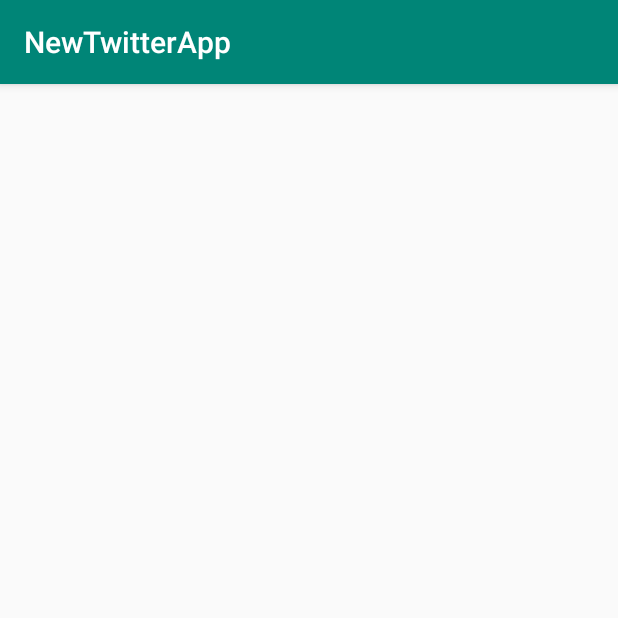
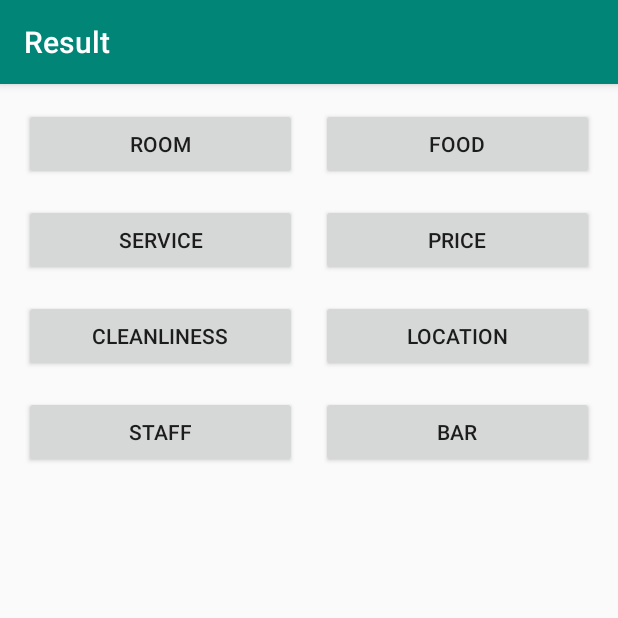
Before and after one commit to chavantr/NewTwitterApp, an Android app: the FilterActivity screen opened directly, with no data from a screen before it, on a phone screen of 412 x 824 dp, the top half of it. Run offline under Robolectric (Android 15) with nearby library versions, the phone set to English and light mode, and no system bars; 1 statement that could not run was skipped.

Commit message:
filter activity

```diff
--- a/app/src/main/AndroidManifest.xml
+++ b/app/src/main/AndroidManifest.xml
@@ -1,6 +1,8 @@
 <?xml version="1.0" encoding="utf-8"?>
 <manifest xmlns:android="http://schemas.android.com/apk/res/android"
           package="com.mywings.newtwitterapp">
+
+    <uses-permission android:name="android.permission.INTERNET"/>
 
     <application
             android:allowBackup="true"
@@ -9,7 +11,7 @@
             android:roundIcon="@mipmap/ic_launcher_round"
             android:supportsRtl="true"
             android:theme="@style/AppTheme">
-        <activity android:name=".FilterActivity">
+        <activity android:name=".FilterActivity" android:label="Result">
         </activity>
         <activity android:name=".MainActivity">
             <intent-filter>
--- a/app/src/main/java/com/mywings/newtwitterapp/FilterActivity.kt
+++ b/app/src/main/java/com/mywings/newtwitterapp/FilterActivity.kt
@@ -5,6 +5,7 @@ import android.os.Bundle
 import com.mywings.newtwitterapp.process.FetchFilterValue
 import com.mywings.newtwitterapp.process.OnFilterDataListener
 import com.mywings.newtwitterapp.process.ProgressDialogUtil
+import kotlinx.android.synthetic.main.activity_filter.*
 
 class FilterActivity : AppCompatActivity(), OnFilterDataListener {
 
@@ -15,6 +16,14 @@ class FilterActivity : AppCompatActivity(), OnFilterDataListener {
         setContentView(R.layout.activity_filter)
         progressDialogUtil = ProgressDialogUtil(this)
         init()
+        btnRoom.setOnClickListener {  }
+        btnFood.setOnClickListener {  }
+        btnService.setOnClickListener {  }
+        btnPrice.setOnClickListener {  }
+        btnCleanliness.setOnClickListener {  }
+        btnLocation.setOnClickListener {  }
+        btnStaff.setOnClickListener {  }
+        btnBar.setOnClickListener {  }
     }
 
     private fun init() {
--- /dev/null
+++ b/app/src/main/java/com/mywings/newtwitterapp/model/TwitterComments.kt
@@ -0,0 +1,3 @@
+package com.mywings.newtwitterapp.model
+
+class TwitterComments(var id: Int = 0, var comment: String? = "", var stopWord: String? = "", var stemmer: String? = "")
--- a/app/src/main/java/com/mywings/newtwitterapp/process/FetchFilterValue.kt
+++ b/app/src/main/java/com/mywings/newtwitterapp/process/FetchFilterValue.kt
@@ -1,17 +1,18 @@
 package com.mywings.newtwitterapp.process
 
 import android.os.AsyncTask
+import com.mywings.newtwitterapp.model.TwitterComments
 import org.json.JSONArray
 
-class FetchFilterValue : AsyncTask<String?, Void, ArrayList<String>?>() {
+class FetchFilterValue : AsyncTask<String?, Void, ArrayList<TwitterComments>?>() {
 
     private lateinit var onFilterDataListener: OnFilterDataListener
     private var response: String? = null
 
-    override fun doInBackground(vararg params: String?): ArrayList<String>? {
+    override fun doInBackground(vararg params: String?): ArrayList<TwitterComments>? {
         response = HttpConnectionUtil().requestGet(HttpConstants.URL.plus(HttpConstants.LOAD_DATA))
 
-        var filter: ArrayList<String>? = null
+        var filter: ArrayList<TwitterComments>? = null
 
         response.let {
 
@@ -19,19 +20,28 @@ class FetchFilterValue : AsyncTask<String?, Void, ArrayList<String>?>() {
                 filter = ArrayList()
                 val jFilters = JSONArray(it)
                 for (i in 0 until jFilters.length()) {
-                    filter?.add(jFilters.getJSONObject(i).getString(""))
+
+                    val jNode = jFilters.getJSONObject(i)
+
+                    val twitterComments = TwitterComments()
+
+                    twitterComments.id = jNode.getInt(HttpConstants.ID)
+                    twitterComments.comment = jNode.getString(HttpConstants.COMMENT_DATA)
+                    twitterComments.stopWord = jNode.getString(HttpConstants.STOP_WORD_DATA)
+                    twitterComments.stemmer = jNode.getString(HttpConstants.STIMMER_DATA)
+                    filter?.add(twitterComments)
                 }
             }
         }
         return filter
     }
 
-    override fun onPostExecute(result: ArrayList<String>?) {
+    override fun onPostExecute(result: ArrayList<TwitterComments>?) {
         super.onPostExecute(result)
         onFilterDataListener.onFilter(result)
     }
 
-     fun setOnFilterListener(onFilterDataListener: OnFilterDataListener, param: String) {
+    fun setOnFilterListener(onFilterDataListener: OnFilterDataListener, param: String) {
         this.onFilterDataListener = onFilterDataListener
         this.executeOnExecutor(AsyncTask.THREAD_POOL_EXECUTOR, param)
     }
--- a/app/src/main/java/com/mywings/newtwitterapp/process/HttpConstants.kt
+++ b/app/src/main/java/com/mywings/newtwitterapp/process/HttpConstants.kt
@@ -2,7 +2,15 @@ package com.mywings.newtwitterapp.process
 
 object HttpConstants {
 
-    const val URL = ""
-    const val LOAD_DATA = ""
+    const val URL = "http://globemindstechnologies.com/MyRestService.svc/"
+    const val LOAD_DATA = "GetTwitterComments"
+
+    const val ID = "Id"
+
+    const val COMMENT_DATA = "CommentData"
+
+    const val STOP_WORD_DATA = "StopWordData"
+
+    const val STIMMER_DATA = "StimmerData"
 
 }
--- a/app/src/main/java/com/mywings/newtwitterapp/process/OnFilterDataListener.kt
+++ b/app/src/main/java/com/mywings/newtwitterapp/process/OnFilterDataListener.kt
@@ -1,5 +1,7 @@
 package com.mywings.newtwitterapp.process
 
+import com.mywings.newtwitterapp.model.TwitterComments
+
 interface OnFilterDataListener {
-    fun onFilter(result: ArrayList<String>?)
+    fun onFilter(result: ArrayList<TwitterComments>?)
 }
--- a/app/src/main/res/layout/activity_filter.xml
+++ b/app/src/main/res/layout/activity_filter.xml
@@ -7,16 +7,54 @@
         android:layout_height="match_parent"
         tools:context=".FilterActivity">
 
-    <androidx.recyclerview.widget.RecyclerView android:id="@+id/lstFilter" android:layout_width="match_parent"
-                                               android:layout_height="match_parent"
-                                               app:layout_constraintTop_toTopOf="parent" android:layout_marginTop="8dp"
-                                               app:layout_constraintStart_toStartOf="parent"
-                                               android:layout_marginStart="8dp"
-                                               app:layout_constraintEnd_toEndOf="parent" android:layout_marginEnd="8dp"
-                                               app:layout_constraintBottom_toBottomOf="parent"
-                                               android:layout_marginBottom="8dp">
+    <Button android:layout_width="0dp" android:text="@string/room" android:layout_height="wrap_content"
+            android:id="@+id/btnRoom"
+            app:layout_constraintStart_toStartOf="parent" app:layout_constraintHorizontal_bias="0.5"
+            app:layout_constraintEnd_toStartOf="@+id/btnFood" android:layout_marginStart="16dp"
+            android:layout_marginEnd="8dp" app:layout_constraintTop_toTopOf="parent" android:layout_marginTop="16dp"/>
 
-    </androidx.recyclerview.widget.RecyclerView>
+    <Button android:layout_width="0dp" android:text="@string/food" android:layout_height="wrap_content"
+            android:id="@+id/btnFood"
+            app:layout_constraintStart_toEndOf="@+id/btnRoom" app:layout_constraintHorizontal_bias="0.5"
+            app:layout_constraintEnd_toEndOf="parent" android:layout_marginStart="8dp" android:layout_marginEnd="16dp"
+            app:layout_constraintTop_toTopOf="parent" android:layout_marginTop="16dp"/>
 
 
+    <Button android:layout_width="0dp" app:layout_constraintTop_toBottomOf="@id/btnRoom"
+            android:layout_height="wrap_content" android:id="@+id/btnService"
+            app:layout_constraintStart_toStartOf="parent" app:layout_constraintHorizontal_bias="0.5"
+            app:layout_constraintEnd_toStartOf="@+id/btnPrice" android:layout_marginTop="16dp"
+            android:layout_marginStart="16dp" android:layout_marginEnd="8dp" android:text="@string/service"/>
+
+    <Button android:layout_width="0dp" android:layout_height="wrap_content"
+            app:layout_constraintTop_toBottomOf="@id/btnFood" android:id="@+id/btnPrice"
+            app:layout_constraintStart_toEndOf="@+id/btnService" app:layout_constraintHorizontal_bias="0.5"
+            app:layout_constraintEnd_toEndOf="parent" android:layout_marginTop="16dp"
+            android:layout_marginStart="8dp" android:layout_marginEnd="16dp" android:text="@string/price"/>
+
+
+    <Button android:layout_width="0dp" app:layout_constraintTop_toBottomOf="@id/btnService"
+            android:layout_height="wrap_content" android:id="@+id/btnCleanliness"
+            app:layout_constraintStart_toStartOf="parent" app:layout_constraintHorizontal_bias="0.5"
+            app:layout_constraintEnd_toStartOf="@+id/btnLocation" android:layout_marginStart="16dp"
+            android:layout_marginTop="16dp" android:layout_marginEnd="8dp" android:text="@string/cleanliness"/>
+
+    <Button android:layout_width="0dp" app:layout_constraintTop_toBottomOf="@id/btnPrice"
+            android:layout_height="wrap_content" android:id="@+id/btnLocation"
+            app:layout_constraintStart_toEndOf="@+id/btnCleanliness" app:layout_constraintHorizontal_bias="0.5"
+            app:layout_constraintEnd_toEndOf="parent" android:layout_marginTop="16dp" android:layout_marginStart="8dp"
+            android:layout_marginEnd="16dp" android:text="@string/location"/>
+
+    <Button android:layout_width="0dp" app:layout_constraintTop_toBottomOf="@id/btnCleanliness"
+            android:id="@+id/btnStaff" android:text="@string/staff" android:layout_height="wrap_content"
+            app:layout_constraintStart_toStartOf="parent" app:layout_constraintHorizontal_bias="0.5"
+            app:layout_constraintEnd_toStartOf="@+id/btnBar" android:layout_marginTop="16dp"
+            android:layout_marginStart="16dp" android:layout_marginEnd="8dp"/>
+
+    <Button android:layout_width="0dp" android:id="@+id/btnBar"
+            app:layout_constraintTop_toBottomOf="@id/btnLocation" android:text="@string/bar"
+            android:layout_height="wrap_content"
+            app:layout_constraintStart_toEndOf="@+id/btnStaff" app:layout_constraintHorizontal_bias="0.5"
+            app:layout_constraintEnd_toEndOf="parent" android:layout_marginTop="16dp" android:layout_marginEnd="16dp"
+            android:layout_marginStart="8dp"/>
 </androidx.constraintlayout.widget.ConstraintLayout>
--- a/app/src/main/res/values/strings.xml
+++ b/app/src/main/res/values/strings.xml
@@ -1,6 +1,14 @@
 <resources>
-    <string name="app_name">NewTwitterApp</string>
+    <string name="app_name">Travel Rec System</string>
     <string name="search_keyword">Search keyword</string>
     <string name="search_here">Search here</string>
     <string name="search">Search</string>
+    <string name="room">Room</string>
+    <string name="food">Food</string>
+    <string name="staff">Staff</string>
+    <string name="bar">Bar</string>
+    <string name="service">Service</string>
+    <string name="price">Price</string>
+    <string name="location">Location</string>
+    <string name="cleanliness">Cleanliness</string>
 </resources>
```
